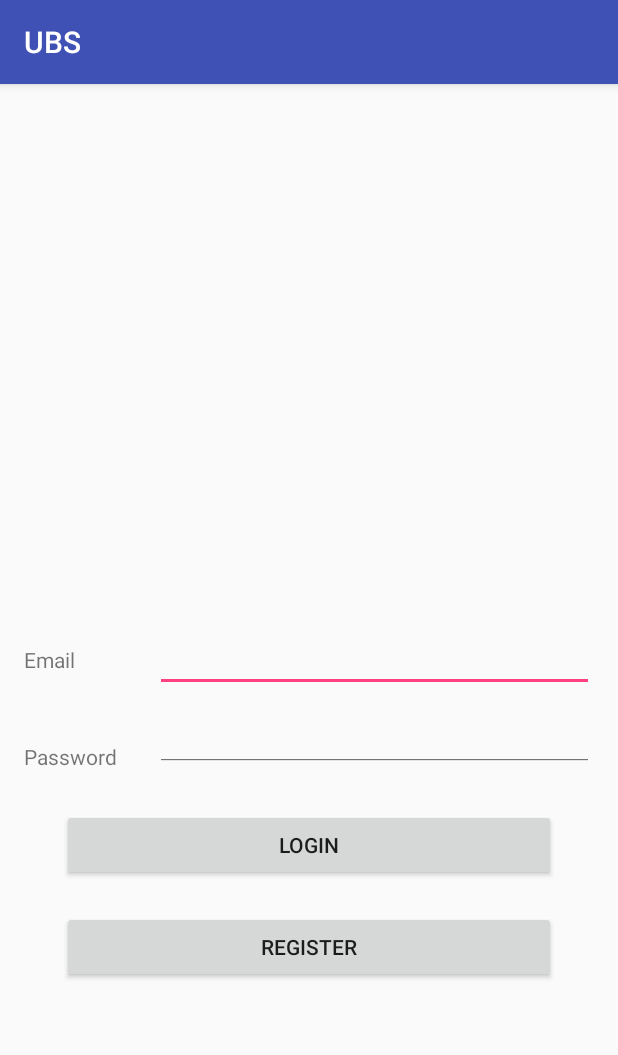
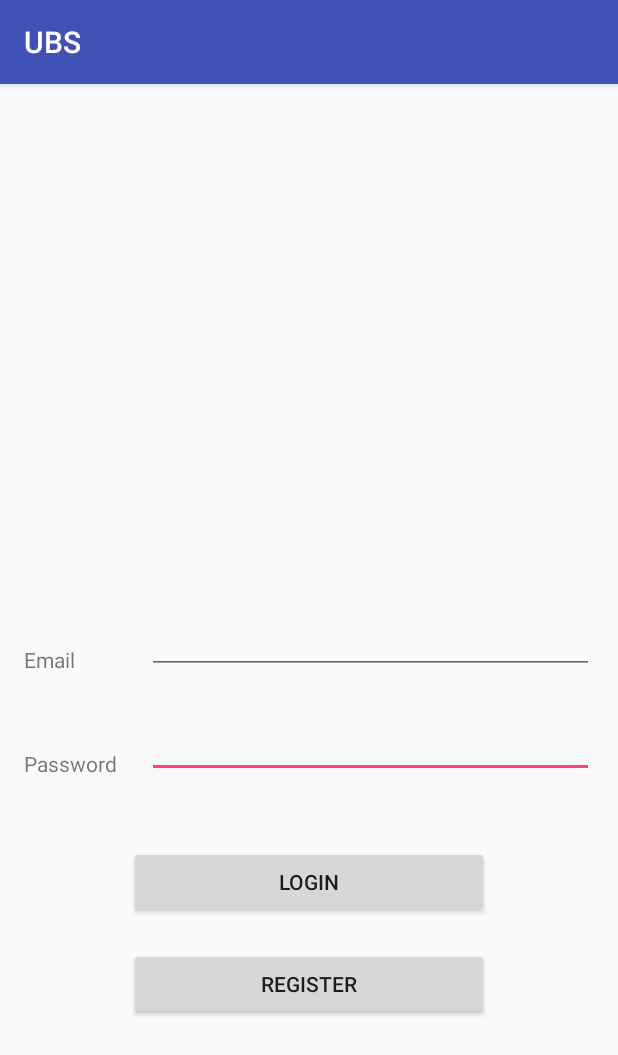
Before and after one commit to Mannik01/UBS, an Android app: the screen it shows after launch (MainActivity), on a phone screen of 412 x 824 dp. Shown: the top 1055 px of the screen. Run offline under Robolectric (Android 15) with nearby library versions, the phone set to English and light mode, and no system bars.

Commit message:
made modification on activity_main

```diff
--- a/app/src/main/res/layout/activity_main.xml
+++ b/app/src/main/res/layout/activity_main.xml
@@ -14,22 +14,10 @@
         android:layout_width="wrap_content"
         android:layout_height="wrap_content"
         android:text="Email"
+        android:id="@+id/user_email"
         android:layout_centerVertical="true"
-        android:layout_marginBottom="25dp"
-        android:id="@+id/user_email"/>
+        />
 
-    <EditText
-        android:layout_width="match_parent"
-        android:layout_height="wrap_content"
-        android:id="@+id/email_area"
-        android:layout_toEndOf="@id/user_email"
-        android:layout_toRightOf="@id/user_email"
-        android:layout_centerVertical="true"
-        android:layout_alignBottom="@id/user_email"
-        android:layout_alignBaseline="@id/user_email"
-        android:layout_alignTop="@id/user_email"
-        android:layout_alignLeft="@+id/pswd_area"
-        android:layout_alignStart="@+id/pswd_area" />
 
     <TextView
         android:layout_width="wrap_content"
@@ -37,18 +25,10 @@
         android:id="@+id/pswd"
         android:text="Password"
         android:layout_below="@id/user_email"
-        android:layout_marginTop="20dp"/>
+        android:layout_marginTop="50dp"/>
 
-    <EditText
-        android:layout_width="match_parent"
-        android:layout_height="wrap_content"
-        android:id="@+id/pswd_area"
-        android:layout_toRightOf="@id/pswd"
-        android:layout_toEndOf="@id/pswd"
-        android:layout_centerVertical="true"
-        android:layout_marginLeft="25dp"
-        android:layout_alignBottom="@id/pswd"
-        android:layout_alignTop="@id/pswd"/>
+
+
 
     <Button
         android:layout_width="match_parent"
@@ -57,9 +37,9 @@
         android:text="LOGIN"
         android:layout_below="@id/pswd"
         android:layout_centerInParent="true"
-        android:layout_marginTop="25dp"
-        android:layout_marginLeft="25dp"
-        android:layout_marginRight="25dp"/>
+        android:layout_marginTop="45dp"
+        android:layout_marginLeft="70dp"
+        android:layout_marginRight="70dp"/>
 
     <Button
         android:layout_width="match_parent"
@@ -69,7 +49,34 @@
         android:layout_below="@id/login"
         android:layout_centerInParent="true"
         android:layout_marginTop="20dp"
-        android:layout_marginLeft="25dp"
-        android:layout_marginRight="25dp"/>
+        android:layout_marginLeft="70dp"
+        android:layout_marginRight="70dp"/>
+
+
+
+    <EditText
+        android:layout_width="match_parent"
+        android:layout_height="wrap_content"
+        android:inputType="textPassword"
+        android:ems="10"
+        android:layout_alignBottom="@+id/pswd"
+        android:layout_toRightOf="@id/pswd"
+        android:layout_toEndOf="@id/pswd"
+        android:layout_marginLeft="20dp"
+        android:layout_marginStart="20dp"
+        android:id="@+id/email" />
+
+    <EditText
+        android:layout_width="match_parent"
+        android:layout_height="wrap_content"
+        android:inputType="textEmailAddress"
+        android:ems="10"
+        android:layout_alignBottom="@+id/user_email"
+        android:layout_toRightOf="@id/user_email"
+        android:layout_toEndOf="@id/user_email"
+        android:layout_alignLeft="@id/email"
+        android:layout_alignStart="@id/email"
+        android:id="@+id/password" />
+
 
 </RelativeLayout>
```
